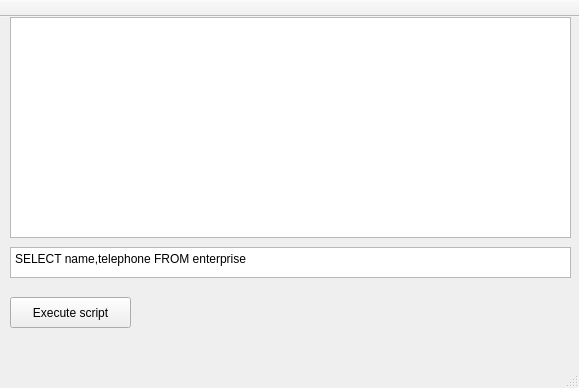
Cybran111/DBManager, file mainwindow.ui: the form before one commit.
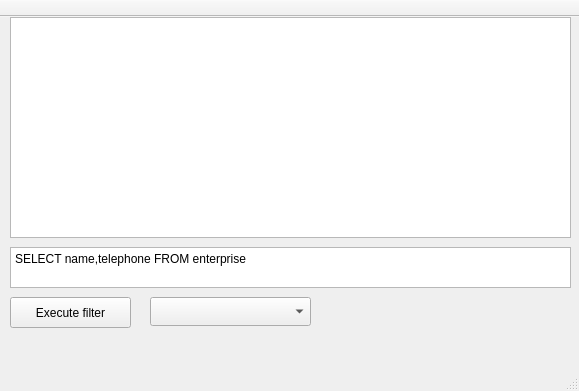
The form after the commit.

Commit message: Added editable table and choosing table

Diff of the .ui file:
```diff
--- a/mainwindow.ui
+++ b/mainwindow.ui
@@ -7,7 +7,7 @@
     <x>0</x>
     <y>0</y>
     <width>579</width>
-    <height>388</height>
+    <height>391</height>
    </rect>
   </property>
   <property name="windowTitle">
@@ -24,7 +24,7 @@
      </rect>
     </property>
     <property name="text">
-     <string>Execute script</string>
+     <string>Execute filter</string>
     </property>
    </widget>
    <widget class="QPlainTextEdit" name="scriptEdit">
@@ -33,7 +33,7 @@
       <x>10</x>
       <y>230</y>
       <width>561</width>
-      <height>31</height>
+      <height>41</height>
      </rect>
     </property>
     <property name="toolTip">
@@ -42,6 +42,9 @@
     <property name="whatsThis">
      <string/>
     </property>
+    <property name="lineWrapMode">
+     <enum>QPlainTextEdit::WidgetWidth</enum>
+    </property>
     <property name="plainText">
      <string>SELECT name,telephone FROM enterprise</string>
     </property>
@@ -71,6 +74,19 @@
      <bool>false</bool>
     </property>
    </widget>
+   <widget class="QComboBox" name="comboBox">
+    <property name="geometry">
+     <rect>
+      <x>150</x>
+      <y>280</y>
+      <width>161</width>
+      <height>29</height>
+     </rect>
+    </property>
+    <property name="currentText">
+     <string/>
+    </property>
+   </widget>
   </widget>
   <widget class="QMenuBar" name="menuBar">
    <property name="geometry">
```
Left out of the diff: 3 changed lines with no effect on the pictures. The commit also changes 1 other file.
